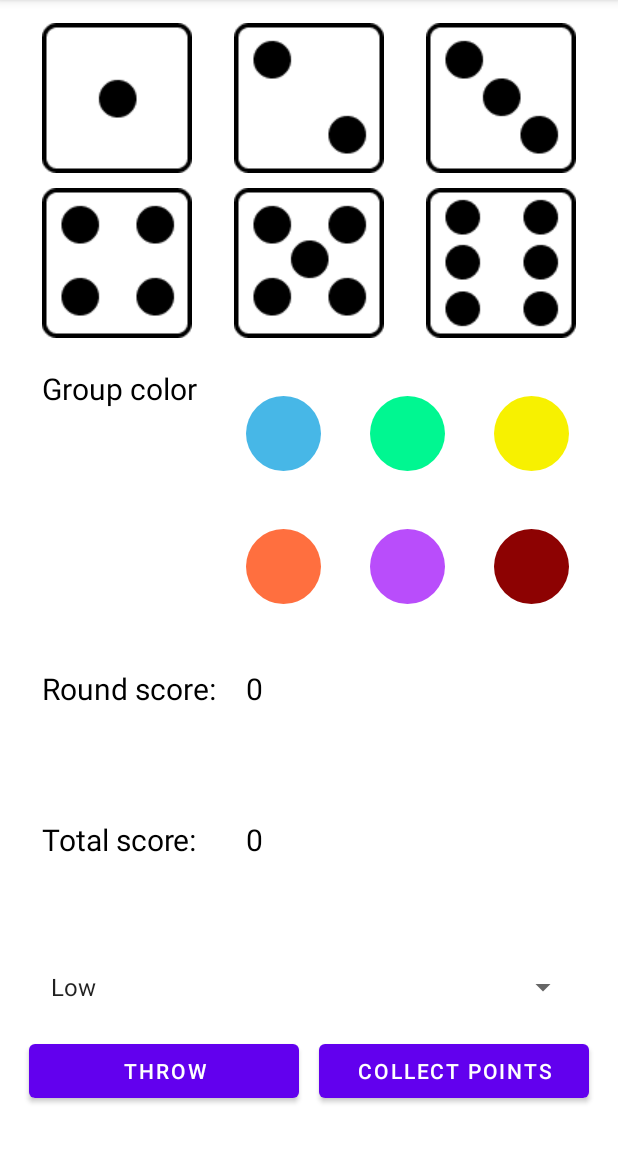
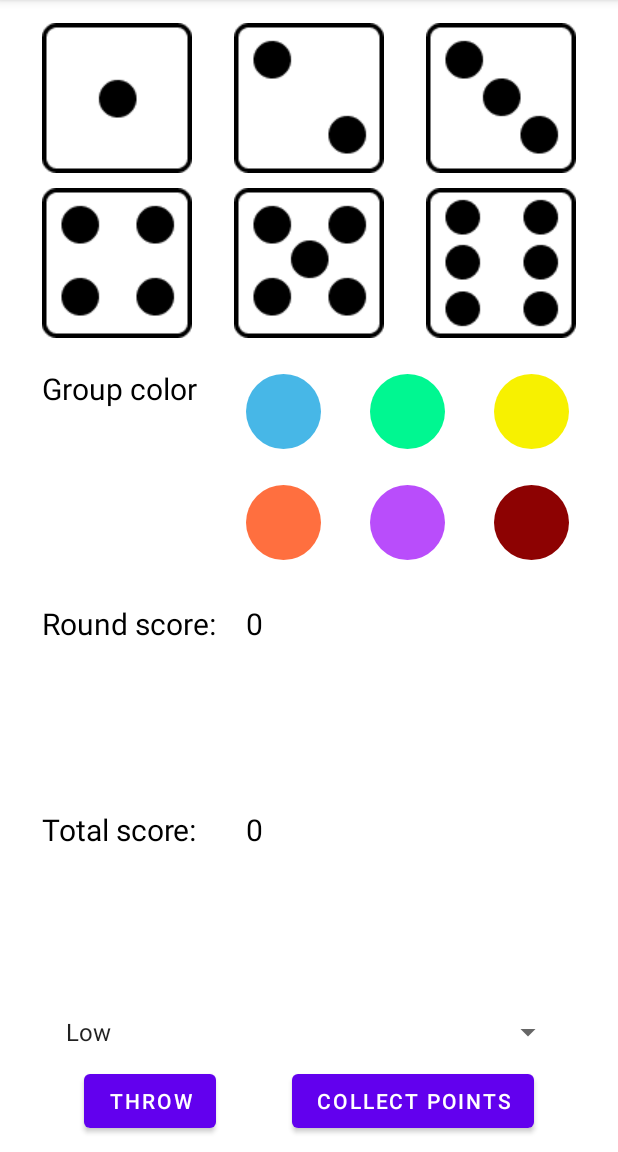
Before and after one commit to emmylindgren/thirty, an Android app: the screen it shows after launch (MainActivity), on a phone screen of 412 x 824 dp, the part 84-1236 px from its top. Run offline under Robolectric (Android 15) with nearby library versions, the phone set to English and light mode, and no system bars.

Commit message:
Now working on smaller screen sizes.

```diff
--- a/app/src/main/res/layout-land/activity_main.xml
+++ b/app/src/main/res/layout-land/activity_main.xml
@@ -101,7 +101,7 @@
         android:layout_marginTop="15dp"
         android:layout_marginStart="25dp"
         android:text="@string/group_color"
-        android:textSize="20sp"
+        android:textSize="17sp"
         android:textColor="@color/black"
         />
 
@@ -112,9 +112,9 @@
         android:layout_height="50dp"
         android:background="@drawable/round_button"
         android:backgroundTint="#47B7E7"
-        app:layout_constraintStart_toEndOf="@id/group_color_text"
+        app:layout_constraintStart_toStartOf="@id/group_color_text"
         app:layout_constraintEnd_toStartOf="@id/green_button"
-        app:layout_constraintTop_toTopOf="parent"
+        app:layout_constraintTop_toBottomOf="@id/group_color_text"
         app:layout_constraintBottom_toTopOf="@id/red_button"
         android:layout_marginTop="15dp"
         />
@@ -128,7 +128,7 @@
         android:backgroundTint="#00F791"
         app:layout_constraintStart_toEndOf="@id/blue_button"
         app:layout_constraintEnd_toStartOf="@id/yellow_button"
-        app:layout_constraintTop_toTopOf="parent"
+        app:layout_constraintTop_toBottomOf="@id/group_color_text"
         app:layout_constraintBottom_toTopOf="@id/purple_button"
         android:layout_marginTop="15dp"
         />
@@ -142,7 +142,7 @@
         android:backgroundTint="#F7F100"
         app:layout_constraintStart_toEndOf="@id/green_button"
         app:layout_constraintEnd_toEndOf="parent"
-        app:layout_constraintTop_toTopOf="parent"
+        app:layout_constraintTop_toBottomOf="@id/group_color_text"
         app:layout_constraintBottom_toTopOf="@id/brown_button"
         android:layout_marginTop="15dp"
         />
@@ -154,12 +154,12 @@
         android:layout_height="50dp"
         android:background="@drawable/round_button"
         android:backgroundTint="#FF6F3F"
-        app:layout_constraintStart_toEndOf="@id/group_color_text"
+        app:layout_constraintStart_toStartOf="@id/group_color_text"
         app:layout_constraintEnd_toStartOf="@id/purple_button"
         app:layout_constraintTop_toBottomOf="@id/blue_button"
         app:layout_constraintBottom_toTopOf="@id/round_score_headline"
         android:layout_marginTop="15dp"
-        android:layout_marginBottom="20dp"
+        android:layout_marginBottom="10dp"
         />
 
     <ImageButton
@@ -174,7 +174,7 @@
         app:layout_constraintTop_toBottomOf="@id/green_button"
         app:layout_constraintBottom_toTopOf="@id/round_score_headline"
         android:layout_marginTop="15dp"
-        android:layout_marginBottom="20dp"
+        android:layout_marginBottom="10dp"
         />
 
     <ImageButton
@@ -189,7 +189,7 @@
         app:layout_constraintTop_toBottomOf="@id/yellow_button"
         app:layout_constraintBottom_toTopOf="@id/round_score_headline"
         android:layout_marginTop="15dp"
-        android:layout_marginBottom="20dp"
+        android:layout_marginBottom="10dp"
         />
 
     <!-- End Group Colors rows -->
@@ -200,11 +200,11 @@
         android:layout_width="wrap_content"
         android:layout_height="wrap_content"
         android:text="@string/round_score_text"
-        android:textSize="20sp"
+        android:textSize="15sp"
         app:layout_constraintTop_toBottomOf="@id/group_color_text"
         app:layout_constraintStart_toStartOf="@id/group_color_text"
         app:layout_constraintBottom_toTopOf="@id/total_score_headline"
-        android:layout_marginTop="100dp"
+        android:layout_marginTop="10dp"
         android:textColor="@color/black"
         />
 
@@ -213,8 +213,8 @@
         android:layout_width="wrap_content"
         android:layout_height="wrap_content"
         android:text="@string/round_score"
-        android:textSize="20sp"
-        app:layout_constraintStart_toStartOf="@id/red_button"
+        android:textSize="15sp"
+        app:layout_constraintStart_toEndOf="@id/round_score_headline"
         app:layout_constraintTop_toTopOf="@id/round_score_headline"
         android:layout_marginStart="5dp"
         android:textColor="@color/black"
@@ -225,7 +225,7 @@
         android:layout_width="wrap_content"
         android:layout_height="wrap_content"
         android:text="@string/total_score_text"
-        android:textSize="20sp"
+        android:textSize="15sp"
         app:layout_constraintTop_toBottomOf="@id/round_score_headline"
         app:layout_constraintStart_toStartOf="@id/round_score_headline"
         app:layout_constraintBottom_toTopOf="@id/throw_dices"
@@ -238,7 +238,7 @@
         android:layout_width="wrap_content"
         android:layout_height="wrap_content"
         android:text="@string/total_score"
-        android:textSize="20sp"
+        android:textSize="15sp"
         app:layout_constraintStart_toStartOf="@id/round_score"
         app:layout_constraintTop_toTopOf="@id/total_score_headline"
         android:textColor="@color/black"
@@ -257,21 +257,20 @@
 
     <Button
         android:id="@+id/throw_dices"
-        android:layout_width="170dp"
+        android:layout_width="wrap_content"
         android:layout_height="wrap_content"
-        android:layout_marginBottom="20dp"
+        android:layout_marginBottom="10dp"
         android:text="@string/throw_dices"
         app:layout_constraintBottom_toBottomOf="parent"
         app:layout_constraintEnd_toStartOf="@id/collect_points"
-        app:layout_constraintStart_toEndOf="@id/dice6"
+        app:layout_constraintStart_toStartOf="@id/total_score_headline"
         android:layout_marginEnd="5dp"/>
 
     <Button
         android:id="@+id/collect_points"
-        android:layout_width="170dp"
+        android:layout_width="wrap_content"
         android:layout_height="wrap_content"
-        android:layout_marginBottom="20dp"
-        android:layout_marginEnd="10dp"
+        android:layout_marginBottom="10dp"
         android:text="@string/collect_points"
         app:layout_constraintBottom_toBottomOf="parent"
         app:layout_constraintEnd_toEndOf="parent"
--- a/app/src/main/res/layout/activity_main.xml
+++ b/app/src/main/res/layout/activity_main.xml
@@ -200,7 +200,7 @@
         app:layout_constraintTop_toBottomOf="@id/group_color_text"
         app:layout_constraintStart_toStartOf="@id/group_color_text"
         app:layout_constraintBottom_toTopOf="@id/total_score_headline"
-        android:layout_marginTop="100dp"
+        android:layout_marginTop="20dp"
         />
 
     <TextView
@@ -242,11 +242,11 @@
     <!-- Start buttons rows -->
     <Spinner
         android:id="@+id/spinner"
-        android:layout_width="360dp"
+        android:layout_width="340dp"
         android:layout_height="wrap_content"
         android:layout_marginEnd="5dp"
         android:layout_marginStart="5dp"
-        android:layout_marginBottom="20dp"
+        android:layout_marginBottom="10dp"
         app:layout_constraintEnd_toEndOf="parent"
         app:layout_constraintStart_toStartOf="parent"
         app:layout_constraintBottom_toTopOf="@id/collect_points"
@@ -254,9 +254,9 @@
 
     <Button
         android:id="@+id/throw_dices"
-        android:layout_width="180dp"
+        android:layout_width="wrap_content"
         android:layout_height="wrap_content"
-        android:layout_marginBottom="30dp"
+        android:layout_marginBottom="10dp"
         android:layout_marginStart="5dp"
         android:text="@string/throw_dices"
         app:layout_constraintBottom_toBottomOf="parent"
@@ -265,9 +265,9 @@
 
     <Button
         android:id="@+id/collect_points"
-        android:layout_width="180dp"
+        android:layout_width="wrap_content"
         android:layout_height="wrap_content"
-        android:layout_marginBottom="30dp"
+        android:layout_marginBottom="10dp"
         android:layout_marginEnd="5dp"
         android:text="@string/collect_points"
         app:layout_constraintBottom_toBottomOf="parent"
--- a/app/src/main/res/values/values.xml
+++ b/app/src/main/res/values/values.xml
@@ -4,8 +4,8 @@
     <dimen name="margin_top_scoreboard">60dp</dimen>
 
     <style name="results_textView_portrait">
-        <item name="android:textSize">16sp</item>
-        <item name="android:layout_marginTop">@dimen/margin_scoreboard</item>
+        <item name="android:textSize">15sp</item>
+        <item name="android:layout_marginTop">8dp</item>
         <item name="android:layout_width">wrap_content</item>
         <item name="android:layout_height">wrap_content</item>
     </style>
```
